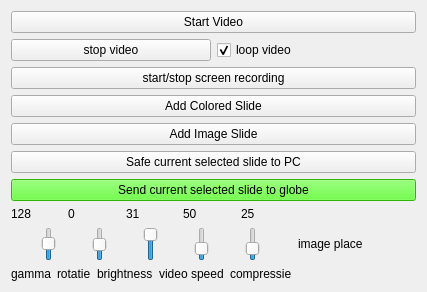
Above: slidecontrol.ui from magnocube/POV-Globe before the change. Below: the same form after it.
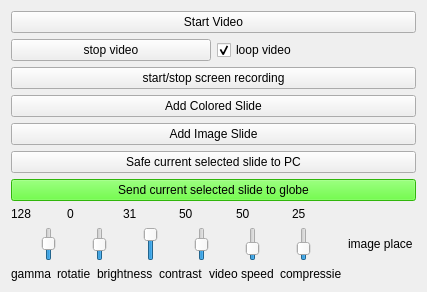
That is the form after the change.

```diff
--- a/slidecontrol.ui
+++ b/slidecontrol.ui
@@ -111,6 +111,13 @@
            </property>
           </widget>
          </item>
+         <item>
+          <widget class="QLabel" name="label_11">
+           <property name="text">
+            <string>50</string>
+           </property>
+          </widget>
+         </item>
          <item>
           <widget class="QLabel" name="label_7">
            <property name="text">
@@ -189,6 +196,22 @@
          <item>
           <widget class="QSlider" name="contrastSlider">
            <property name="maximum">
+            <number>100</number>
+           </property>
+           <property name="value">
+            <number>50</number>
+           </property>
+           <property name="sliderPosition">
+            <number>50</number>
+           </property>
+           <property name="orientation">
+            <enum>Qt::Vertical</enum>
+           </property>
+          </widget>
+         </item>
+         <item>
+          <widget class="QSlider" name="speedSlider">
+           <property name="maximum">
             <number>200</number>
            </property>
            <property name="singleStep">
@@ -243,6 +266,13 @@
            </property>
           </widget>
          </item>
+         <item>
+          <widget class="QLabel" name="contrast">
+           <property name="text">
+            <string>contrast</string>
+           </property>
+          </widget>
+         </item>
          <item>
           <widget class="QLabel" name="label_4">
            <property name="text">
```
Left out of the diff: 2 changed lines with no effect on the pictures.
